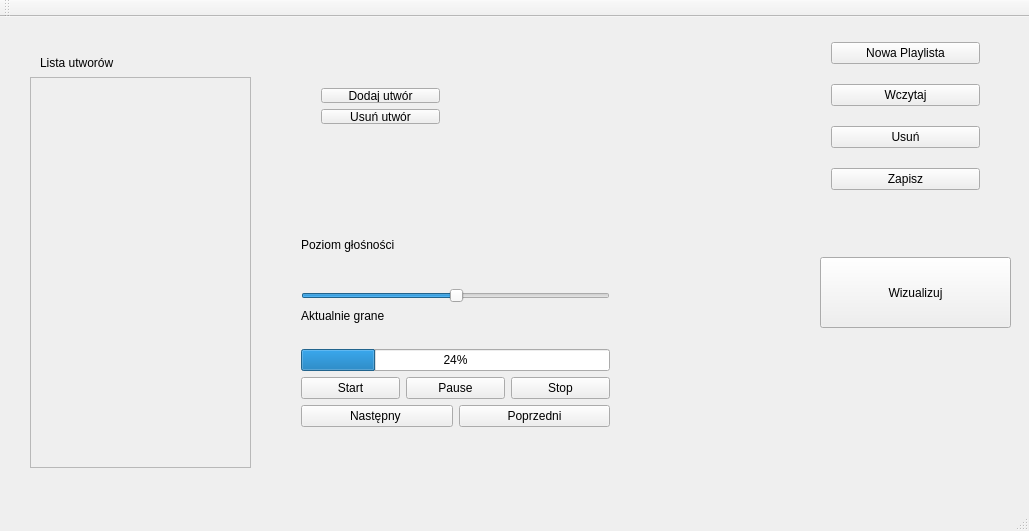
This is mp3_player/forms/mainwindow.ui in adam123600/mp3_player_QT as Qt 5 draws it before an edit. The edited form follows.
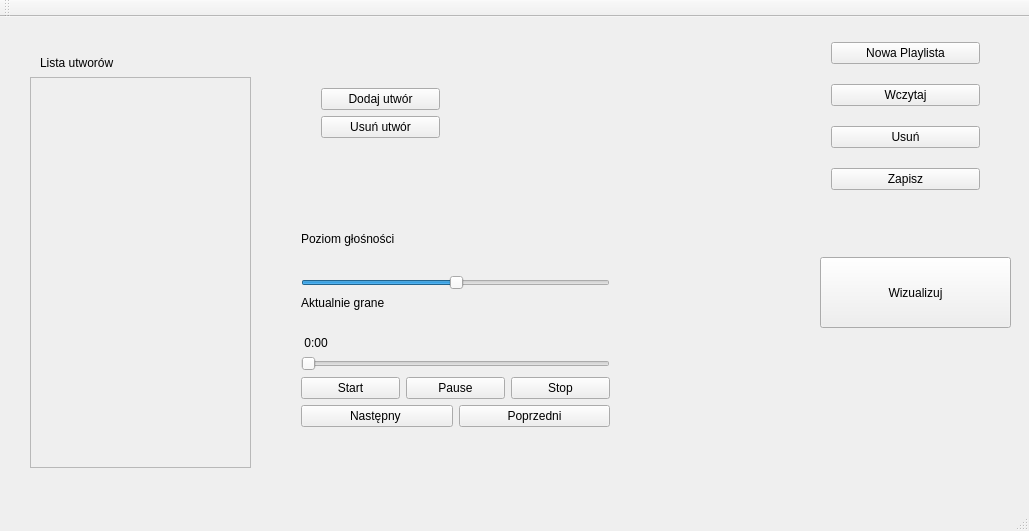
This is the edited form.

Commit message: dodany pasek postępu

```diff
--- a/mp3_player/forms/mainwindow.ui
+++ b/mp3_player/forms/mainwindow.ui
@@ -56,7 +56,7 @@
       <x>310</x>
       <y>60</y>
       <width>141</width>
-      <height>58</height>
+      <height>74</height>
      </rect>
     </property>
     <layout class="QVBoxLayout" name="verticalLayout">
@@ -175,9 +175,16 @@
           </widget>
          </item>
          <item>
-          <widget class="QProgressBar" name="progressBar">
-           <property name="value">
-            <number>24</number>
+          <widget class="QLabel" name="labelProgress">
+           <property name="text">
+            <string> 0:00</string>
+           </property>
+          </widget>
+         </item>
+         <item>
+          <widget class="QSlider" name="sliderProgress">
+           <property name="orientation">
+            <enum>Qt::Horizontal</enum>
            </property>
           </widget>
          </item>
```
Left out of the diff: 6 changed lines with no effect on the pictures. The commit also changes 2 other files.
